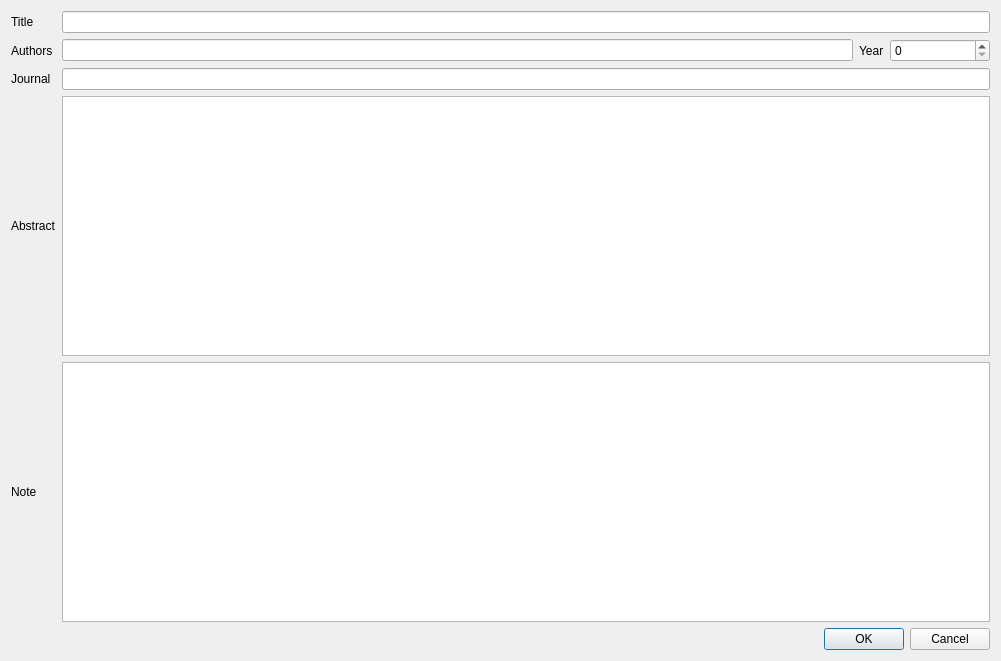
Above: PaperDlg.ui from congchenutd/papernet before the change. Below: the same form after it.
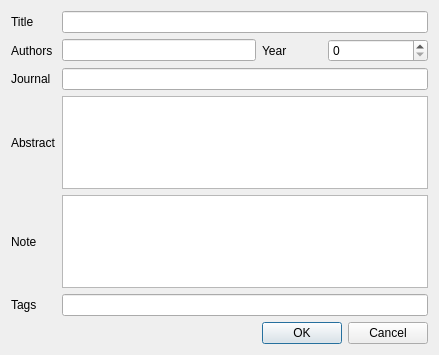
That is the form after the change.

```diff
--- a/PaperDlg.ui
+++ b/PaperDlg.ui
@@ -6,8 +6,8 @@
    <rect>
     <x>0</x>
     <y>0</y>
-    <width>1001</width>
-    <height>661</height>
+    <width>439</width>
+    <height>355</height>
    </rect>
   </property>
   <property name="windowTitle">
@@ -90,7 +90,17 @@
    <item row="4" column="1" colspan="3">
     <widget class="QPlainTextEdit" name="teNote"/>
    </item>
+   <item row="5" column="0">
+    <widget class="QLabel" name="label_6">
+     <property name="text">
+      <string>Tags</string>
+     </property>
+    </widget>
+   </item>
    <item row="5" column="1" colspan="3">
+    <widget class="QLineEdit" name="leTags"/>
+   </item>
+   <item row="6" column="2" colspan="2">
     <widget class="QDialogButtonBox" name="buttonBox">
      <property name="standardButtons">
       <set>QDialogButtonBox::Cancel|QDialogButtonBox::Ok</set>
```
